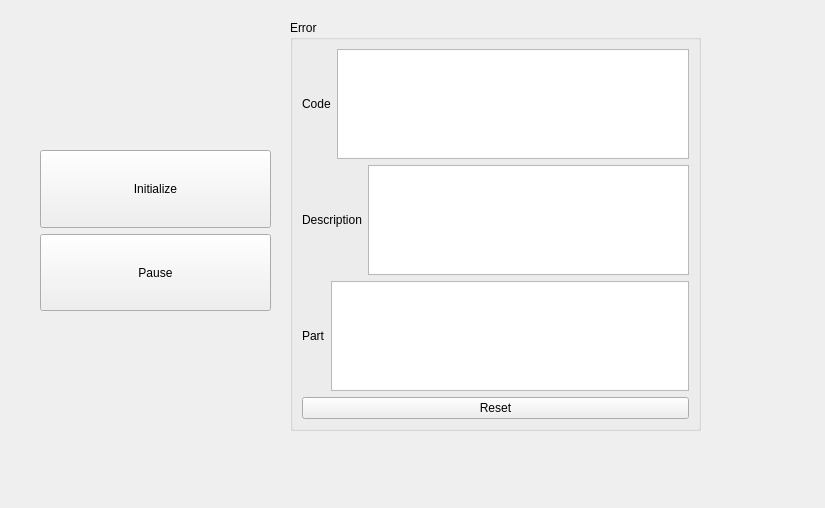
This is bank-view/frontcontrolpanel.ui in smandyscom/front-base-widget as Qt 5 draws it before an edit. The edited form follows.
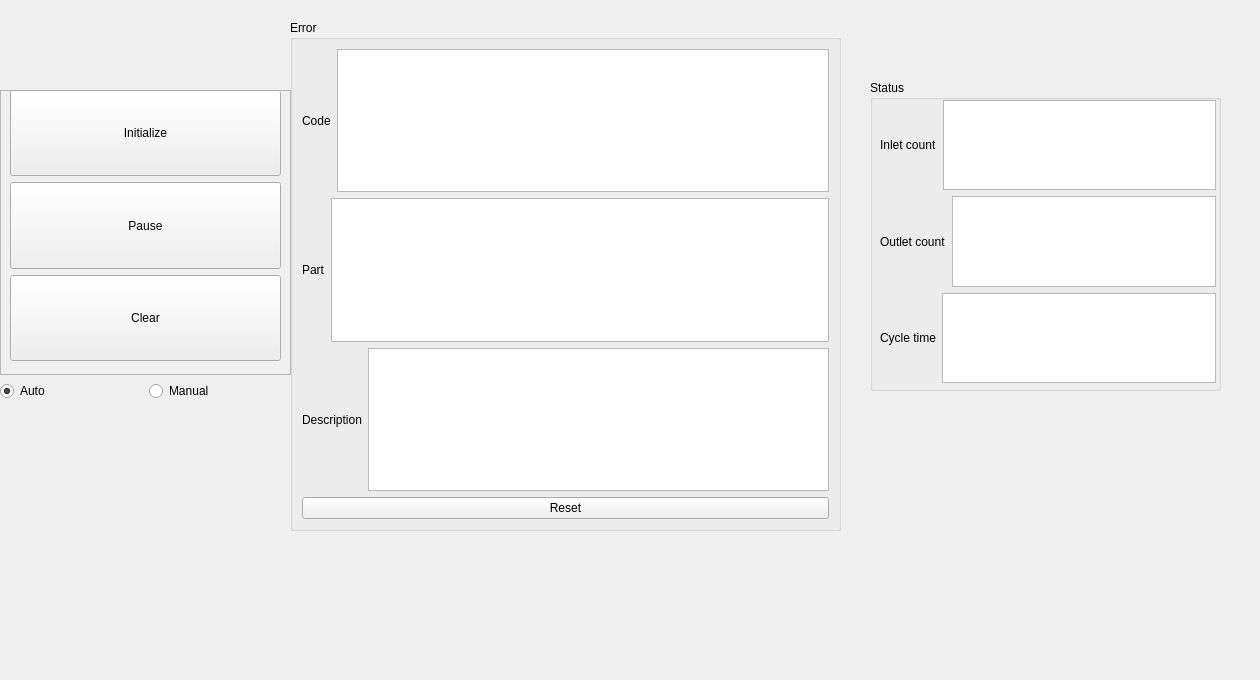
This is the edited form.

Commit message: auto/manaul interlocked

What changed in the file:
```diff
--- a/bank-view/frontcontrolpanel.ui
+++ b/bank-view/frontcontrolpanel.ui
@@ -6,8 +6,8 @@
    <rect>
     <x>0</x>
     <y>0</y>
-    <width>825</width>
-    <height>508</height>
+    <width>1260</width>
+    <height>680</height>
    </rect>
   </property>
   <property name="windowTitle">
@@ -18,8 +18,8 @@
     <rect>
      <x>290</x>
      <y>20</y>
-     <width>411</width>
-     <height>411</height>
+     <width>551</width>
+     <height>511</height>
     </rect>
    </property>
    <property name="title">
@@ -42,20 +42,6 @@
         </item>
        </layout>
       </item>
-      <item>
-       <layout class="QHBoxLayout" name="horizontalLayoutDescription">
-        <item>
-         <widget class="QLabel" name="label">
-          <property name="text">
-           <string>Description</string>
-          </property>
-         </widget>
-        </item>
-        <item>
-         <widget class="QTextBrowser" name="textBrowserErrorDescription"/>
-        </item>
-       </layout>
-      </item>
       <item>
        <layout class="QHBoxLayout" name="horizontalLayoutPart">
         <item>
@@ -70,8 +56,28 @@
         </item>
        </layout>
       </item>
+      <item>
+       <layout class="QHBoxLayout" name="horizontalLayoutDescription">
+        <item>
+         <widget class="QLabel" name="label">
+          <property name="text">
+           <string>Description</string>
+          </property>
+         </widget>
+        </item>
+        <item>
+         <widget class="QTextBrowser" name="textBrowserErrorDescription"/>
+        </item>
+       </layout>
+      </item>
       <item>
        <widget class="QPushButton" name="pushButtonErrorReset">
+        <property name="sizePolicy">
+         <sizepolicy hsizetype="Minimum" vsizetype="Expanding">
+          <horstretch>0</horstretch>
+          <verstretch>0</verstretch>
+         </sizepolicy>
+        </property>
         <property name="text">
          <string>Reset</string>
         </property>
@@ -81,41 +87,170 @@
     </item>
    </layout>
   </widget>
+  <widget class="QGroupBox" name="groupBox_2">
+   <property name="geometry">
+    <rect>
+     <x>870</x>
+     <y>80</y>
+     <width>351</width>
+     <height>311</height>
+    </rect>
+   </property>
+   <property name="title">
+    <string>Status</string>
+   </property>
+   <widget class="QWidget" name="">
+    <property name="geometry">
+     <rect>
+      <x>10</x>
+      <y>20</y>
+      <width>336</width>
+      <height>283</height>
+     </rect>
+    </property>
+    <layout class="QVBoxLayout" name="verticalLayoutStatus">
+     <item>
+      <layout class="QHBoxLayout" name="horizontalLayoutInletCount">
+       <item>
+        <widget class="QLabel" name="labelInletCount">
+         <property name="text">
+          <string>Inlet count</string>
+         </property>
+        </widget>
+       </item>
+       <item>
+        <widget class="QTextBrowser" name="textBrowserInletCount"/>
+       </item>
+      </layout>
+     </item>
+     <item>
+      <layout class="QHBoxLayout" name="horizontalLayoutOutletCount">
+       <item>
+        <widget class="QLabel" name="labelOutletCount">
+         <property name="text">
+          <string>Outlet count</string>
+         </property>
+        </widget>
+       </item>
+       <item>
+        <widget class="QTextBrowser" name="textBrowserOutletCount_2"/>
+       </item>
+      </layout>
+     </item>
+     <item>
+      <layout class="QHBoxLayout" name="horizontalLayout_2">
+       <item>
+        <widget class="QLabel" name="label_4">
+         <property name="text">
+          <string>Cycle time</string>
+         </property>
+        </widget>
+       </item>
+       <item>
+        <widget class="QTextBrowser" name="textBrowser"/>
+       </item>
+      </layout>
+     </item>
+    </layout>
+   </widget>
+  </widget>
   <widget class="QWidget" name="">
    <property name="geometry">
     <rect>
-     <x>40</x>
-     <y>150</y>
-     <width>231</width>
-     <height>161</height>
+     <x>0</x>
+     <y>90</y>
+     <width>291</width>
+     <height>311</height>
     </rect>
    </property>
-   <layout class="QVBoxLayout" name="verticalLayout_3">
+   <layout class="QVBoxLayout" name="verticalLayout_4">
     <item>
-     <widget class="QPushButton" name="pushButtonInitialize">
+     <widget class="QFrame" name="frameAuto">
       <property name="sizePolicy">
-       <sizepolicy hsizetype="Minimum" vsizetype="Expanding">
+       <sizepolicy hsizetype="Expanding" vsizetype="Expanding">
         <horstretch>0</horstretch>
         <verstretch>0</verstretch>
        </sizepolicy>
       </property>
-      <property name="text">
-       <string>Initialize</string>
+      <property name="frameShape">
+       <enum>QFrame::StyledPanel</enum>
       </property>
+      <property name="frameShadow">
+       <enum>QFrame::Raised</enum>
+      </property>
+      <widget class="QWidget" name="layoutWidget">
+       <property name="geometry">
+        <rect>
+         <x>10</x>
+         <y>0</y>
+         <width>271</width>
+         <height>271</height>
+        </rect>
+       </property>
+       <layout class="QVBoxLayout" name="verticalLayout_3">
+        <item>
+         <widget class="QPushButton" name="pushButtonInitialize">
+          <property name="sizePolicy">
+           <sizepolicy hsizetype="Minimum" vsizetype="Expanding">
+            <horstretch>0</horstretch>
+            <verstretch>0</verstretch>
+           </sizepolicy>
+          </property>
+          <property name="text">
+           <string>Initialize</string>
+          </property>
+         </widget>
+        </item>
+        <item>
+         <widget class="QPushButton" name="pushButtonPause">
+          <property name="sizePolicy">
+           <sizepolicy hsizetype="Minimum" vsizetype="Expanding">
+            <horstretch>0</horstretch>
+            <verstretch>0</verstretch>
+           </sizepolicy>
+          </property>
+          <property name="text">
+           <string>Pause</string>
+          </property>
+         </widget>
+        </item>
+        <item>
+         <widget class="QPushButton" name="pushButtonClear">
+          <property name="sizePolicy">
+           <sizepolicy hsizetype="Minimum" vsizetype="Expanding">
+            <horstretch>0</horstretch>
+            <verstretch>0</verstretch>
+           </sizepolicy>
+          </property>
+          <property name="text">
+           <string>Clear</string>
+          </property>
+         </widget>
+        </item>
+       </layout>
+      </widget>
      </widget>
     </item>
     <item>
-     <widget class="QPushButton" name="pushButtonPause">
-      <property name="sizePolicy">
-       <sizepolicy hsizetype="Minimum" vsizetype="Expanding">
-        <horstretch>0</horstretch>
-        <verstretch>0</verstretch>
-       </sizepolicy>
-      </property>
-      <property name="text">
-       <string>Pause</string>
-      </property>
-     </widget>
+     <layout class="QHBoxLayout" name="horizontalLayoutManual">
+      <item>
+       <widget class="QRadioButton" name="radioButtonAuto">
+        <property name="text">
+         <string>Auto</string>
+        </property>
+        <property name="checked">
+         <bool>true</bool>
+        </property>
+       </widget>
+      </item>
+      <item>
+       <widget class="QRadioButton" name="radioButtonManual">
+        <property name="text">
+         <string>Manual</string>
+        </property>
+       </widget>
+      </item>
+     </layout>
     </item>
    </layout>
   </widget>
```
The commit also changes 9 other files.
